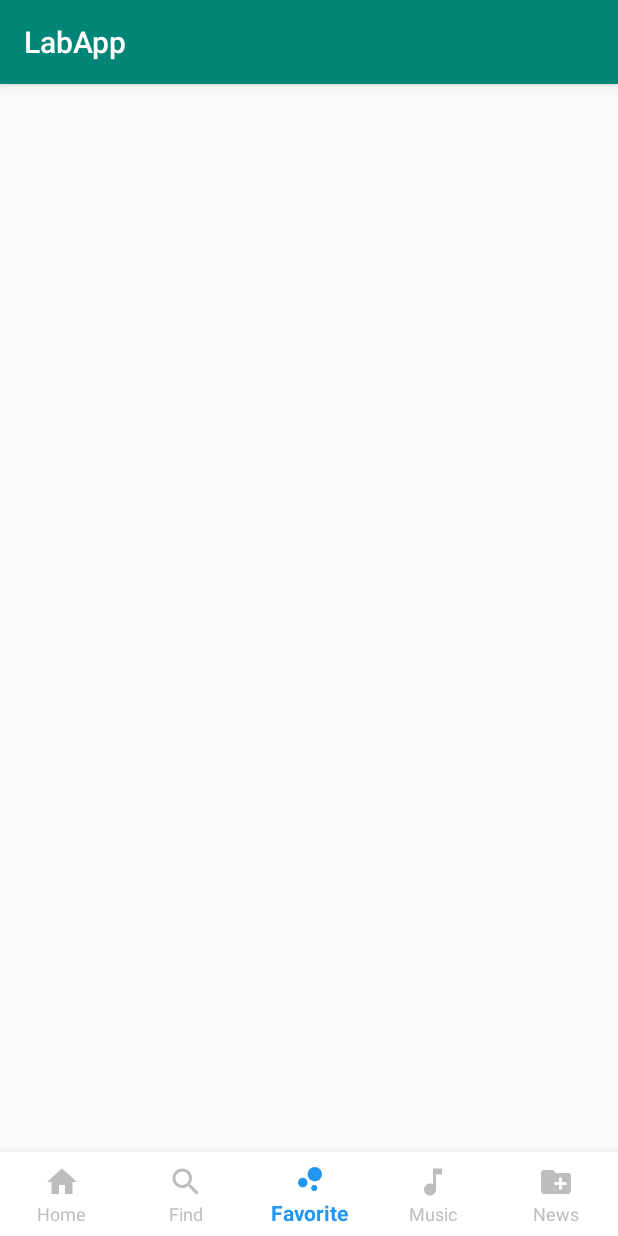
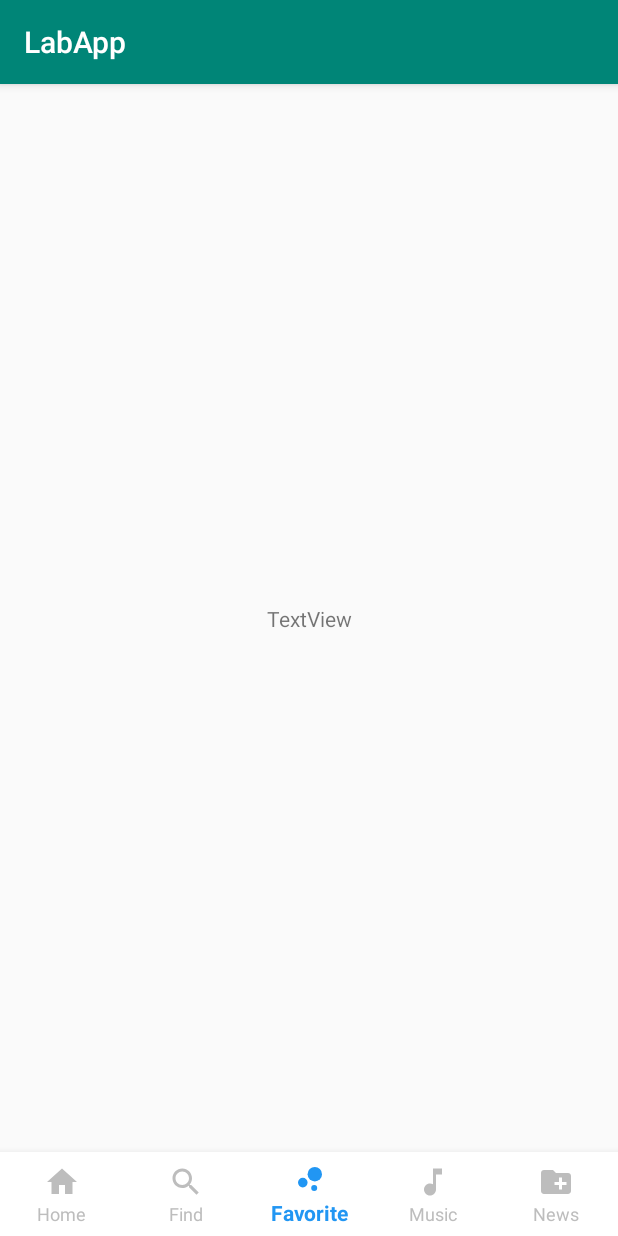
Before and after one commit to HermesHsieh/AndroidLab, an Android app: the BottomNavigationActivity screen opened directly, with no data from a screen before it, item 3 of the bottom bar chosen, on a phone screen of 412 x 824 dp. Run offline under Robolectric (Android 15) with nearby library versions, the phone set to English and light mode, and no system bars.

Commit message:
Implement bottom navigation pager adapter

```diff
--- a/app/src/main/kotlin/android/lab/app/activity/bottomnavigation/BottomNavigationActivity.kt
+++ b/app/src/main/kotlin/android/lab/app/activity/bottomnavigation/BottomNavigationActivity.kt
@@ -3,11 +3,44 @@ package android.lab.app.activity.bottomnavigation
 import android.lab.app.R
 import android.os.Bundle
 import android.support.v7.app.AppCompatActivity
+import kotlinx.android.synthetic.main.activity_bottom_navigation.*
 
 class BottomNavigationActivity : AppCompatActivity() {
+
+    lateinit var pagerAdapter: BottomNavigationPagerAdapter
 
     override fun onCreate(savedInstanceState: Bundle?) {
         super.onCreate(savedInstanceState)
         setContentView(R.layout.activity_bottom_navigation)
+
+        pagerAdapter = BottomNavigationPagerAdapter(supportFragmentManager)
+        swipeable_view_pager.adapter = pagerAdapter
+
+        // this setting will disable item icon tint colored
+        // bottom_navigation_view.itemIconTintList = null
+
+        bottom_navigation_view.setOnNavigationItemSelectedListener { item ->
+            when (item.itemId) {
+                R.id.navigation_item_0 -> {
+                    swipeable_view_pager.setCurrentItem(0, false)
+                }
+                R.id.navigation_item_1 -> {
+                    swipeable_view_pager.setCurrentItem(1, false)
+                }
+                R.id.navigation_item_2 -> {
+                    swipeable_view_pager.setCurrentItem(2, false)
+                }
+                R.id.navigation_item_3 -> {
+                    swipeable_view_pager.setCurrentItem(3, false)
+                }
+                R.id.navigation_item_4 -> {
+                    swipeable_view_pager.setCurrentItem(4, false)
+                }
+                else -> {
+                    swipeable_view_pager.setCurrentItem(0, false)
+                }
+            }
+            return@setOnNavigationItemSelectedListener true
+        }
     }
 }
--- a/app/src/main/res/layout/activity_bottom_navigation.xml
+++ b/app/src/main/res/layout/activity_bottom_navigation.xml
@@ -6,16 +6,17 @@
     android:layout_width="match_parent"
     android:layout_height="match_parent">
 
-    <FrameLayout
-        android:id="@+id/fragment_container"
+    <android.lab.app.ui.view.SwipeableViewPager
+        android:id="@+id/swipeable_view_pager"
         android:layout_width="0dp"
         android:layout_height="0dp"
         app:layout_constraintBottom_toTopOf="@id/bottom_navigation_view"
         app:layout_constraintLeft_toLeftOf="parent"
         app:layout_constraintRight_toRightOf="parent"
         app:layout_constraintTop_toTopOf="parent"
+        app:swipeable="false"
         tools:background="@color/colorAccent"
-        />
+        tools:ignore="MissingPrefix"/>
 
     <android.support.design.widget.BottomNavigationView
         android:id="@+id/bottom_navigation_view"
```
